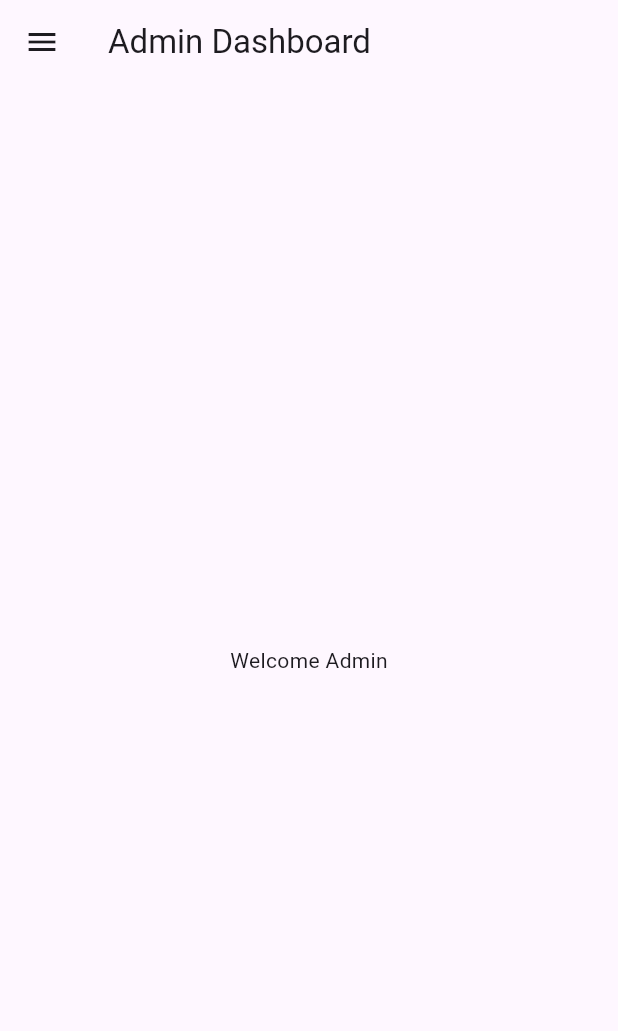
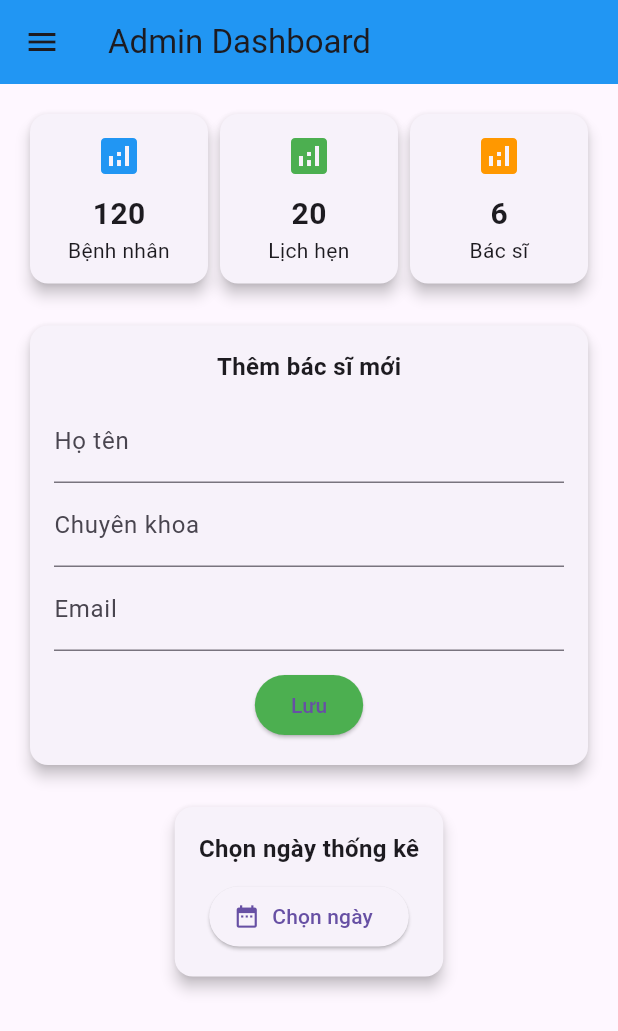
Before and after one commit to tvanhanh/HappyHospitala, a Flutter app: the AdminDashboard screen opened by its route, on a phone screen of 412 x 824 dp. Shown: the top 1031 px of the screen. Run offline on Flutter 3.47's test engine with Material 3 defaults, Android fonts, the phone set to English and light mode, and no system bars; our stand-ins replace carousel_slider, logger.

Commit message:
interface admin

```diff
--- a/lib/screens/screens_admin/home.dart
+++ b/lib/screens/screens_admin/home.dart
@@ -1,13 +1,179 @@
 import 'package:flutter/material.dart';
-import '../../widgets/role_based_nav_drawer.dart';
+import 'patient_list.dart';
+import 'security_ayth.dart';
 
 class AdminDashboard extends StatelessWidget {
   @override
   Widget build(BuildContext context) {
     return Scaffold(
-      appBar: AppBar(title: Text('Admin Dashboard')),
-      drawer: RoleBasedNavDrawer(role: 'admin'),
-      body: Center(child: Text('Welcome Admin')),
+      drawer: Drawer(
+        child: ListView(
+          children: [
+            DrawerHeader(
+              decoration: BoxDecoration(color: Colors.blue),
+              child: Column(
+                crossAxisAlignment: CrossAxisAlignment.start,
+                children: [
+                  Icon(Icons.local_hospital, size: 48, color: Colors.white),
+                  SizedBox(height: 10),
+                  Text("Quản trị viên",
+                      style: TextStyle(fontSize: 18, color: Colors.white)),
+                ],
+              ),
+            ),
+            ListTile(
+              leading: Icon(Icons.dashboard),
+              title: Text('Tổng quan'),
+              onTap: () {},
+            ),
+            ListTile(
+              leading: Icon(Icons.people),
+              title: Text('Bệnh nhân'),
+              onTap: () {
+                Navigator.push(
+                  context,
+                  MaterialPageRoute(builder: (_) => PatientListScreen()),
+                );
+              },
+            ),
+            ListTile(
+              leading: Icon(Icons.calendar_today),
+              title: Text('Lịch hẹn'),
+              onTap: () {},
+            ),
+            ListTile(
+              leading: Icon(Icons.person),
+              title: Text('Bác sĩ'),
+              onTap: () {},
+            ),
+            ListTile(
+                leading: Icon(Icons.medical_services),
+                title: Text('Nhân viên'),
+                onTap: () {}),
+            ListTile(
+                leading: Icon(Icons.add_business_sharp),
+                title: Text('Quản lý thuốc và kho'),
+                onTap: () {}),
+            ListTile(
+                leading: Icon(Icons.bar_chart_sharp),
+                title: Text('Báo cáo và Thống kê'),
+                onTap: () {}),
+            ListTile(
+                leading: Icon(Icons.business),
+                title: Text('Quản lý phòng ban'),
+                onTap: () {}),
+            ListTile(
+                leading: Icon(Icons.security_sharp),
+                title: Text('Bảo mật và Phân quyền'),
+                onTap: () {
+                  Navigator.push(
+                    context,
+                    MaterialPageRoute(builder: (_) => UserManagementScreen()),
+                  );
+                }),
+            ListTile(
+              leading: Icon(Icons.logout),
+              title: Text('Đăng xuất'),
+              onTap: () {},
+            ),
+          ],
+        ),
+      ),
+      appBar: AppBar(
+        title: Text("Admin Dashboard"),
+        backgroundColor: Colors.blue,
+      ),
+      body: SingleChildScrollView(
+        padding: EdgeInsets.all(16),
+        child: Column(
+          children: [
+            // Thống kê
+            Row(
+              mainAxisAlignment: MainAxisAlignment.spaceAround,
+              children: [
+                _buildStatCard("Bệnh nhân", "120", Colors.blue),
+                _buildStatCard("Lịch hẹn", "20", Colors.green),
+                _buildStatCard("Bác sĩ", "6", Colors.orange),
+              ],
+            ),
+            SizedBox(height: 20),
+            // Form nhập bác sĩ
+            Card(
+              elevation: 4,
+              child: Padding(
+                padding: EdgeInsets.all(16),
+                child: Column(
+                  children: [
+                    Text("Thêm bác sĩ mới",
+                        style: TextStyle(
+                            fontSize: 16, fontWeight: FontWeight.bold)),
+                    SizedBox(height: 10),
+                    TextField(
+                      decoration: InputDecoration(labelText: "Họ tên"),
+                    ),
+                    TextField(
+                      decoration: InputDecoration(labelText: "Chuyên khoa"),
+                    ),
+                    TextField(
+                      decoration: InputDecoration(labelText: "Email"),
+                    ),
+                    SizedBox(height: 12),
+                    ElevatedButton(
+                      onPressed: () {},
+                      child: Text("Lưu"),
+                      style: ElevatedButton.styleFrom(
+                          backgroundColor: Colors.green),
+                    ),
+                  ],
+                ),
+              ),
+            ),
+            SizedBox(height: 20),
+            // Chọn ngày
+            Card(
+              elevation: 4,
+              child: Padding(
+                padding: EdgeInsets.all(16),
+                child: Column(
+                  children: [
+                    Text("Chọn ngày thống kê",
+                        style: TextStyle(
+                            fontSize: 16, fontWeight: FontWeight.bold)),
+                    SizedBox(height: 10),
+                    ElevatedButton.icon(
+                      onPressed: () {
+                        // mở date picker
+                      },
+                      icon: Icon(Icons.date_range),
+                      label: Text("Chọn ngày"),
+                    )
+                  ],
+                ),
+              ),
+            )
+          ],
+        ),
+      ),
+    );
+  }
+
+  Widget _buildStatCard(String title, String value, Color color) {
+    return Expanded(
+      child: Card(
+        elevation: 4,
+        child: Container(
+          padding: EdgeInsets.all(12),
+          child: Column(
+            children: [
+              Icon(Icons.analytics, size: 32, color: color),
+              SizedBox(height: 8),
+              Text(value,
+                  style: TextStyle(fontSize: 20, fontWeight: FontWeight.bold)),
+              Text(title, textAlign: TextAlign.center),
+            ],
+          ),
+        ),
+      ),
     );
   }
 }
```
Also changed, not shown: lib/screens/screens_admin/patient_detail.dart (added, +102 -0 lines), lib/screens/screens_admin/patient_list.dart (added, +53 -0 lines), lib/screens/screens_admin/security_ayth.dart (added, +93 -0 lines).
